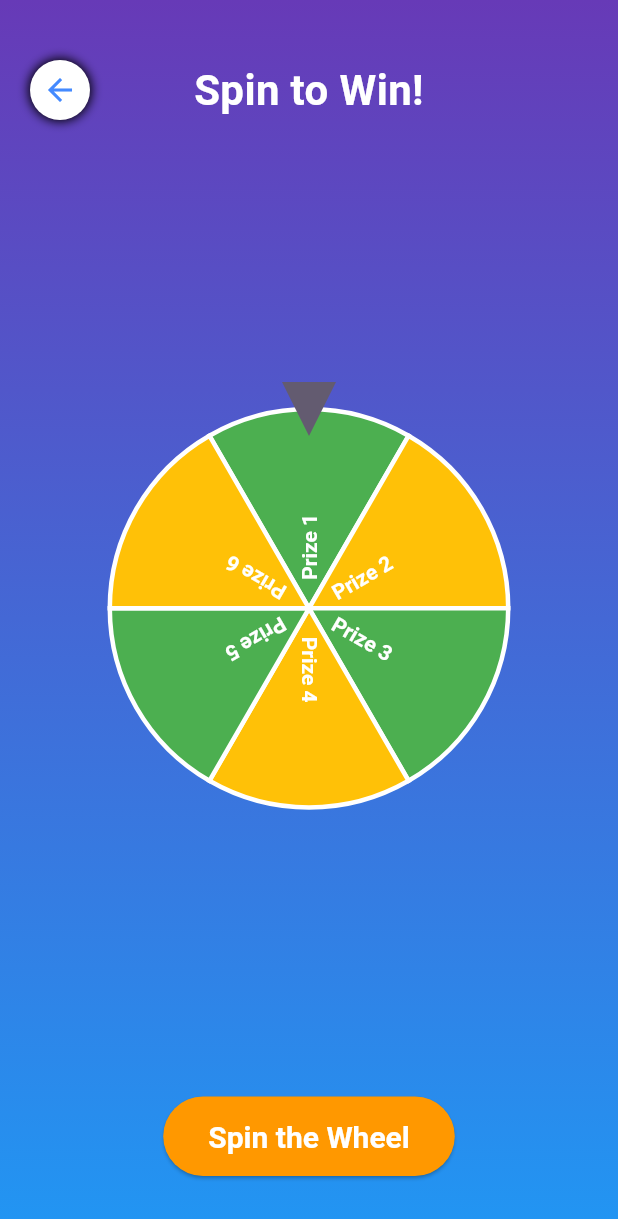
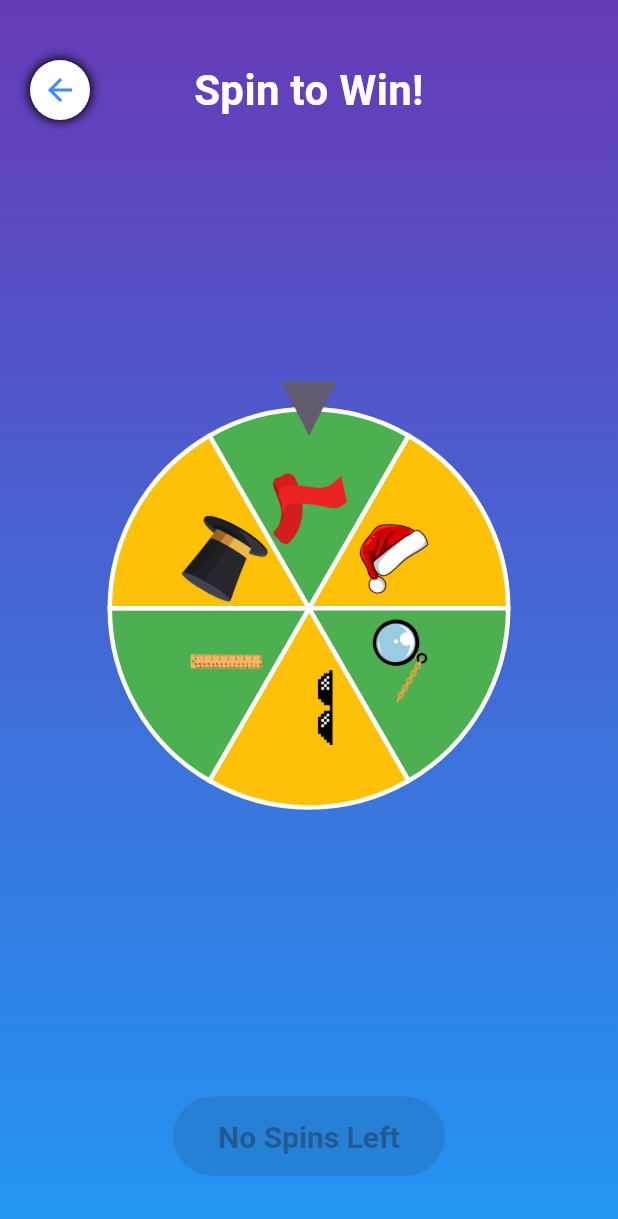
Before and after one commit to libinglim/App-Dev-FBLA-2025, a Flutter app: the WheelPage screen opened directly, on a phone screen of 412 x 824 dp. Shown: the top 1219 px of the screen. Run offline on Flutter 3.47's test engine with Material 3 defaults, Android fonts, the phone set to English and light mode, and no system bars; drawn by our look-alikes of flutter_fortune_wheel; our stand-ins replace confetti.

Commit message:
finalized wheel page

```diff
--- a/app/lib/wheel.dart
+++ b/app/lib/wheel.dart
@@ -3,6 +3,7 @@ import 'package:flutter_fortune_wheel/flutter_fortune_wheel.dart';
 import 'dart:math';
 import 'dart:async';
 import 'package:confetti/confetti.dart';
+import 'globals.dart';
 
 class WheelPage extends StatefulWidget {
   const WheelPage({super.key});
@@ -13,12 +14,12 @@ class WheelPage extends StatefulWidget {
 
 class _WheelPageState extends State<WheelPage> {
   final List<String> items = [
-    'Prize 1',
-    'Prize 2',
-    'Prize 3',
-    'Prize 4',
-    'Prize 5',
-    'Prize 6',
+    'images/Scarf.png',
+    'images/SantaHat.png',
+    'images/Monocle.png',
+    'images/RadGlasses.png',
+    'images/Ruler.png',
+    'images/TopHat.png',
   ];
 
   final StreamController<int> selected = StreamController<int>();
@@ -42,6 +43,12 @@ class _WheelPageState extends State<WheelPage> {
   }
 
   void spinWheel() {
+    if (Globals.spins > 0) {
+      setState(() {
+        Globals.spins--; // Decrease global spins
+        spinning = true;
+      });
+
       final random = Random();
       selectedIndex = random.nextInt(items.length);
       selected.add(selectedIndex);
@@ -80,20 +87,19 @@ class _WheelPageState extends State<WheelPage> {
                       textAlign: TextAlign.center,
                     ),
                     const SizedBox(height: 15),
-                  Text(
-                    'You won: ${items[selectedIndex]}',
-                    style: const TextStyle(
-                      fontSize: 20,
-                      color: Colors.white,
-                    ),
-                    textAlign: TextAlign.center,
+                    Image.asset(
+                      items[selectedIndex],
+                      height: 100, // Adjust size as needed
+                      width: 100,
                     ),
                     const SizedBox(height: 20),
                     ElevatedButton(
                       onPressed: () {
                         confettiController.stop();
                         Navigator.of(context).pop();
+                        setState(() {
                           spinning = false;
+                        });
                       },
                       style: ElevatedButton.styleFrom(
                         backgroundColor: Colors.orange,
@@ -120,15 +126,14 @@ class _WheelPageState extends State<WheelPage> {
         }
       });
     }
+  }
 
   @override
   Widget build(BuildContext context) {
     return Scaffold(
       body: Center(
-        // Center the content
         child: Stack(
           children: [
-            // Gradient Background
             Container(
               decoration: const BoxDecoration(
                 gradient: LinearGradient(
@@ -138,7 +143,6 @@ class _WheelPageState extends State<WheelPage> {
                 ),
               ),
             ),
-            // Back Button
             Positioned(
               top: 40,
               left: 20,
@@ -184,9 +188,8 @@ class _WheelPageState extends State<WheelPage> {
                 ),
               ),
             ),
-            // Title
             Positioned(
-              top: 30, // Increased top padding
+              top: 30,
               left: 20,
               right: 20,
               child: Container(
@@ -203,7 +206,6 @@ class _WheelPageState extends State<WheelPage> {
                 ),
               ),
             ),
-            // Confetti
             Align(
               alignment: Alignment.topCenter,
               child: Padding(
@@ -222,28 +224,25 @@ class _WheelPageState extends State<WheelPage> {
                 ),
               ),
             ),
-            // Main Content
             Column(
               mainAxisAlignment: MainAxisAlignment.center,
               children: [
-                const SizedBox(height: 100), // Adjusted space above the wheel
+                const SizedBox(height: 100),
                 Expanded(
                   child: Padding(
                     padding: const EdgeInsets.symmetric(horizontal: 40.0),
                     child: FractionallySizedBox(
-                      // Increased size factor
                       child: FortuneWheel(
                         selected: selected.stream,
                         animateFirst: false,
                         items: [
                           for (int i = 0; i < items.length; i++)
                             FortuneItem(
-                              child: Text(
+                              child: Image.asset(
                                 items[i],
-                                style: const TextStyle(
-                                  color: Colors.white,
-                                  fontWeight: FontWeight.bold,
-                                ),
+                                fit: BoxFit.contain,
+                                height: 50, // Adjust size as needed
+                                width: 50,
                               ),
                               style: FortuneItemStyle(
                                 color: i.isEven ? Colors.green : Colors.amber,
@@ -258,12 +257,13 @@ class _WheelPageState extends State<WheelPage> {
                 ),
                 const SizedBox(height: 20),
                 ElevatedButton(
-                  onPressed: () {
+                  onPressed: Globals.spins > 0
+                      ? () {
                           if (!spinning) {
-                      spinning = true;
                             spinWheel();
                           }
-                    },
+                        }
+                      : null,
                   style: ElevatedButton.styleFrom(
                     padding: const EdgeInsets.symmetric(
                       horizontal: 30,
@@ -272,14 +272,17 @@ class _WheelPageState extends State<WheelPage> {
                     shape: RoundedRectangleBorder(
                       borderRadius: BorderRadius.circular(30),
                     ),
-                    backgroundColor: Colors.orange,
+                    backgroundColor:
+                        Globals.spins > 0 ? Colors.orange : Colors.grey,
                     foregroundColor: Colors.white,
                     textStyle: const TextStyle(
                       fontSize: 20,
                       fontWeight: FontWeight.bold,
                     ),
                   ),
-                  child: const Text('Spin the Wheel'),
+                  child: Text(Globals.spins > 0
+                      ? 'Spin the Wheel (${Globals.spins} left)'
+                      : 'No Spins Left'),
                 ),
                 const SizedBox(height: 40),
               ],
```
Lines whose indentation alone changed are shown as unchanged.
